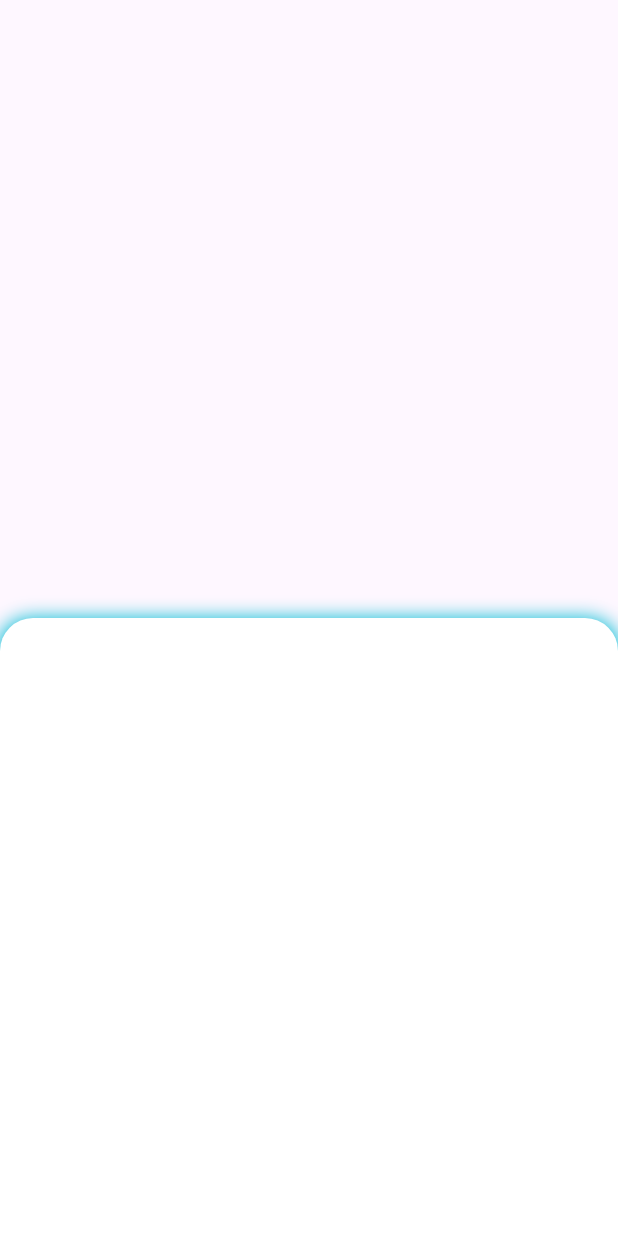
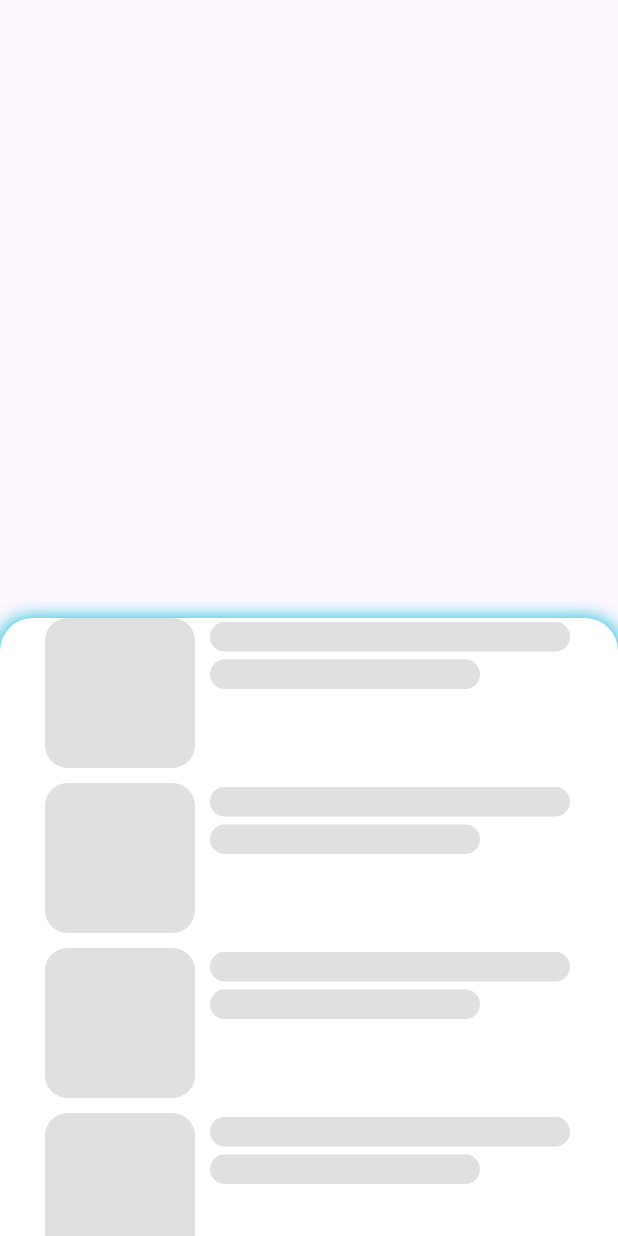
Before and after one commit to amarasagekar/Flutter_app, a Flutter app: the screen it shows after launch, on a phone screen of 412 x 824 dp. Run offline on Flutter 3.47's test engine with Material 3 defaults, Android fonts, the phone set to English and light mode, and no system bars; our stand-ins replace badges, cached_network_image, carousel_slider, charts_flutter, charts_flutter_new, dotted_border and 11 more; missing offline and left inert: clip_shadow, cloudinary_public, dart:ffi, pay; accounts and stored records are empty.

Commit message:
Added dummy UI and complted bottom sheet

```diff
--- a/bottom_sheet_application/lib/main.dart
+++ b/bottom_sheet_application/lib/main.dart
@@ -14,11 +14,72 @@ class MyApp extends StatelessWidget {
     return MaterialApp(
       home: Scaffold(
         body: DraggableSheet(
-          child: SizedBox(
-            height: 100,
+          child: Column(
+            children: [
+              BottomSheetDummyUI(),
+              BottomSheetDummyUI(),
+              BottomSheetDummyUI(),
+              BottomSheetDummyUI(),
+              BottomSheetDummyUI(),
+              BottomSheetDummyUI(),
+              BottomSheetDummyUI(),
+            ],
           ),
         ),
       ),
+    );
+  }
+}
+
+class BottomSheetDummyUI extends StatelessWidget {
+  const BottomSheetDummyUI({super.key});
+
+  @override
+  Widget build(BuildContext context) {
+    return Container(
+      child: Container(
+          padding: EdgeInsets.only(left: 30, right: 30),
+          child: Column(
+            children: [
+              Row(
+                children: [
+                  ClipRRect(
+                    borderRadius: BorderRadius.circular(15.0),
+                    child: Container(
+                      color: Colors.black12,
+                      height: 100,
+                      width: 100,
+                    ),
+                  ),
+                  SizedBox(width: 10),
+                  Column(
+                    crossAxisAlignment: CrossAxisAlignment.start,
+                    children: [
+                      ClipRRect(
+                        borderRadius: BorderRadius.circular(15.0),
+                        child: Container(
+                          color: Colors.black12,
+                          height: 20,
+                          width: 240,
+                        ),
+                      ),
+                      SizedBox(height: 5),
+                      ClipRRect(
+                        borderRadius: BorderRadius.circular(15.0),
+                        child: Container(
+                          color: Colors.black12,
+                          height: 20,
+                          width: 180,
+                        ),
+                      ),
+                      SizedBox(height: 50),
+                    ],
+                  )
+                ],
+              ),
+              SizedBox(height: 10),
+            ],
+          )),
     );
   }
 }
```
